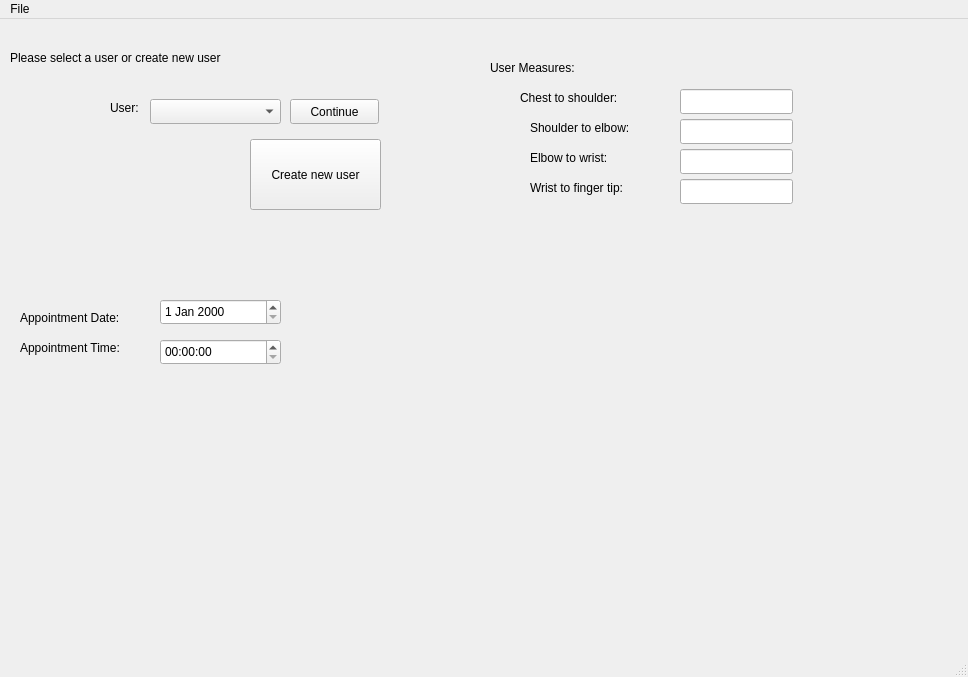
Old version of the form ui/main.ui in the repository frdedynamics/Appihr_project_helse_frde.
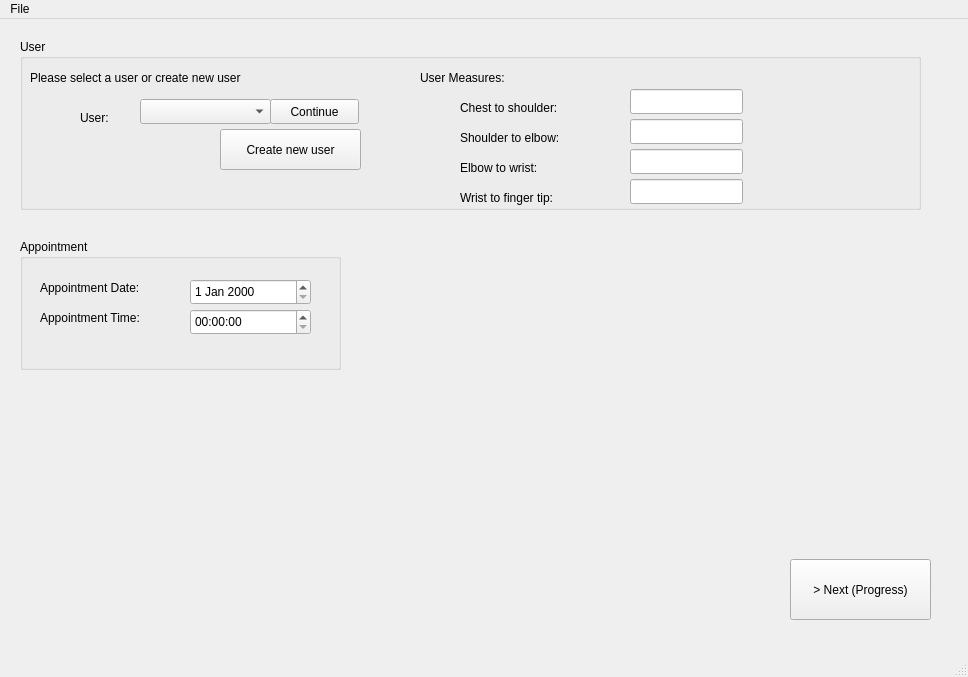
New version of the form.

Commit message: some more dummy ui for new user and progress windows

```diff
--- a/ui/main.ui
+++ b/ui/main.ui
@@ -14,11 +14,82 @@
    <string>MainWindow</string>
   </property>
   <widget class="QWidget" name="centralwidget">
+   <widget class="QGroupBox" name="groupBox">
+    <property name="geometry">
+     <rect>
+      <x>20</x>
+      <y>220</y>
+      <width>321</width>
+      <height>131</height>
+     </rect>
+    </property>
+    <property name="title">
+     <string>Appointment</string>
+    </property>
+    <widget class="QLabel" name="label_3">
+     <property name="geometry">
+      <rect>
+       <x>20</x>
+       <y>70</y>
+       <width>141</width>
+       <height>17</height>
+      </rect>
+     </property>
+     <property name="text">
+      <string>Appointment Time:</string>
+     </property>
+    </widget>
+    <widget class="QLabel" name="label_2">
+     <property name="geometry">
+      <rect>
+       <x>20</x>
+       <y>40</y>
+       <width>141</width>
+       <height>17</height>
+      </rect>
+     </property>
+     <property name="text">
+      <string>Appointment Date:</string>
+     </property>
+    </widget>
+    <widget class="QDateEdit" name="dateEdit">
+     <property name="geometry">
+      <rect>
+       <x>170</x>
+       <y>40</y>
+       <width>121</width>
+       <height>26</height>
+      </rect>
+     </property>
+    </widget>
+    <widget class="QTimeEdit" name="timeEdit">
+     <property name="geometry">
+      <rect>
+       <x>170</x>
+       <y>70</y>
+       <width>121</width>
+       <height>26</height>
+      </rect>
+     </property>
+    </widget>
+   </widget>
+   <widget class="QGroupBox" name="groupBox_2">
+    <property name="geometry">
+     <rect>
+      <x>20</x>
+      <y>20</y>
+      <width>901</width>
+      <height>171</height>
+     </rect>
+    </property>
+    <property name="title">
+     <string>User</string>
+    </property>
    <widget class="QLabel" name="label">
     <property name="geometry">
      <rect>
-      <x>110</x>
-      <y>80</y>
+       <x>60</x>
+       <y>70</y>
       <width>41</width>
       <height>17</height>
      </rect>
@@ -27,57 +98,11 @@
      <string>User:</string>
     </property>
    </widget>
-   <widget class="QDateEdit" name="dateEdit">
-    <property name="geometry">
-     <rect>
-      <x>160</x>
-      <y>280</y>
-      <width>121</width>
-      <height>26</height>
-     </rect>
-    </property>
-   </widget>
-   <widget class="QTimeEdit" name="timeEdit">
-    <property name="geometry">
-     <rect>
-      <x>160</x>
-      <y>320</y>
-      <width>121</width>
-      <height>26</height>
-     </rect>
-    </property>
-   </widget>
-   <widget class="QLabel" name="label_2">
-    <property name="geometry">
-     <rect>
-      <x>20</x>
-      <y>290</y>
-      <width>141</width>
-      <height>17</height>
-     </rect>
-    </property>
-    <property name="text">
-     <string>Appointment Date:</string>
-    </property>
-   </widget>
-   <widget class="QLabel" name="label_3">
-    <property name="geometry">
-     <rect>
-      <x>20</x>
-      <y>320</y>
-      <width>141</width>
-      <height>17</height>
-     </rect>
-    </property>
-    <property name="text">
-     <string>Appointment Time:</string>
-    </property>
-   </widget>
    <widget class="QComboBox" name="comboBox_userlist">
     <property name="geometry">
      <rect>
-      <x>150</x>
-      <y>80</y>
+       <x>120</x>
+       <y>60</y>
       <width>131</width>
       <height>25</height>
      </rect>
@@ -86,8 +111,8 @@
    <widget class="QPushButton" name="button_continue">
     <property name="geometry">
      <rect>
-      <x>290</x>
-      <y>80</y>
+       <x>250</x>
+       <y>60</y>
       <width>89</width>
       <height>25</height>
      </rect>
@@ -96,19 +121,6 @@
      <string>Continue</string>
     </property>
    </widget>
-   <widget class="QPushButton" name="button_new_user">
-    <property name="geometry">
-     <rect>
-      <x>250</x>
-      <y>120</y>
-      <width>131</width>
-      <height>71</height>
-     </rect>
-    </property>
-    <property name="text">
-     <string>Create new user</string>
-    </property>
-   </widget>
    <widget class="QLabel" name="label_4">
     <property name="geometry">
      <rect>
@@ -122,11 +134,24 @@
      <string>Please select a user or create new user</string>
     </property>
    </widget>
+    <widget class="QPushButton" name="button_new_user">
+     <property name="geometry">
+      <rect>
+       <x>200</x>
+       <y>90</y>
+       <width>141</width>
+       <height>41</height>
+      </rect>
+     </property>
+     <property name="text">
+      <string>Create new user</string>
+     </property>
+    </widget>
    <widget class="QLabel" name="label_5">
     <property name="geometry">
      <rect>
-      <x>490</x>
-      <y>40</y>
+       <x>400</x>
+       <y>30</y>
       <width>151</width>
       <height>17</height>
      </rect>
@@ -138,8 +163,8 @@
    <widget class="QLabel" name="label_6">
     <property name="geometry">
      <rect>
-      <x>520</x>
-      <y>70</y>
+       <x>440</x>
+       <y>60</y>
       <width>141</width>
       <height>17</height>
      </rect>
@@ -151,8 +176,8 @@
    <widget class="QLabel" name="label_7">
     <property name="geometry">
      <rect>
-      <x>530</x>
-      <y>100</y>
+       <x>440</x>
+       <y>90</y>
       <width>141</width>
       <height>17</height>
      </rect>
@@ -164,8 +189,8 @@
    <widget class="QLabel" name="label_8">
     <property name="geometry">
      <rect>
-      <x>530</x>
-      <y>130</y>
+       <x>440</x>
+       <y>120</y>
       <width>141</width>
       <height>17</height>
      </rect>
@@ -177,8 +202,8 @@
    <widget class="QLabel" name="label_9">
     <property name="geometry">
      <rect>
-      <x>530</x>
-      <y>160</y>
+       <x>440</x>
+       <y>150</y>
       <width>141</width>
       <height>17</height>
      </rect>
@@ -190,8 +215,8 @@
    <widget class="QLineEdit" name="lineEdit_chest_to_shoulder">
     <property name="geometry">
      <rect>
-      <x>680</x>
-      <y>70</y>
+       <x>610</x>
+       <y>50</y>
       <width>113</width>
       <height>25</height>
      </rect>
@@ -200,8 +225,8 @@
    <widget class="QLineEdit" name="lineEdit_shoulder_to_elbow">
     <property name="geometry">
      <rect>
-      <x>680</x>
-      <y>100</y>
+       <x>610</x>
+       <y>80</y>
       <width>113</width>
       <height>25</height>
      </rect>
@@ -210,8 +235,8 @@
    <widget class="QLineEdit" name="lineEdit_elbow_to_wrist">
     <property name="geometry">
      <rect>
-      <x>680</x>
-      <y>130</y>
+       <x>610</x>
+       <y>110</y>
       <width>113</width>
       <height>25</height>
      </rect>
@@ -220,11 +245,25 @@
    <widget class="QLineEdit" name="lineEdit_wrist_to_fingertip">
     <property name="geometry">
      <rect>
-      <x>680</x>
-      <y>160</y>
+       <x>610</x>
+       <y>140</y>
       <width>113</width>
       <height>25</height>
      </rect>
+     </property>
+    </widget>
+   </widget>
+   <widget class="QPushButton" name="pushButton">
+    <property name="geometry">
+     <rect>
+      <x>790</x>
+      <y>540</y>
+      <width>141</width>
+      <height>61</height>
+     </rect>
+    </property>
+    <property name="text">
+     <string>&gt; Next (Progress)</string>
     </property>
    </widget>
   </widget>
```
Lines whose indentation alone changed are shown as unchanged. The commit also changes 3 other files.
